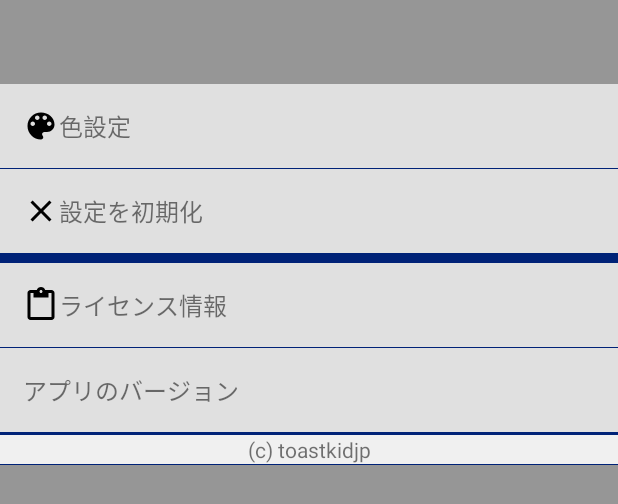
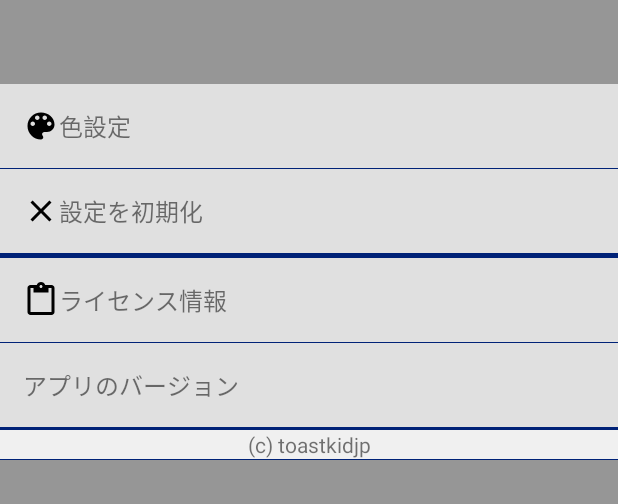
Before and after one commit to toastkidjp/WifiSwitcher, an Android app: the layout activity_settings.xml on its own in the app's theme, with its tools: preview values and no code run, on a phone screen of 412 x 824 dp. Shown: the top 504 px of the screen. Run offline under Robolectric (Android 15) with nearby library versions, the phone set to English and light mode, and no system bars.

Commit message:
Modify AD.

```diff
--- a/app/build.gradle
+++ b/app/build.gradle
@@ -7,7 +7,7 @@
 
     byte verMajor  = 1;
     byte verMiddle = 0;
-    byte verMinor  = 0;
+    byte verMinor  = 1;
 
     defaultConfig {
         applicationId "jp.toastkid.wifi_switcher"
--- a/app/src/main/res/layout/activity_settings.xml
+++ b/app/src/main/res/layout/activity_settings.xml
@@ -1,5 +1,5 @@
 <?xml version="1.0" encoding="utf-8"?>
-<LinearLayout
+<FrameLayout
     android:id="@+id/settings_background"
     xmlns:android="http://schemas.android.com/apk/res/android"
     xmlns:ads="http://schemas.android.com/apk/res-auto"
@@ -7,6 +7,11 @@
     android:layout_width="match_parent"
     android:layout_height="match_parent"
     android:background="@color/darkgray_scale"
+    >
+    <LinearLayout
+        android:orientation="vertical"
+        android:layout_width="match_parent"
+        android:layout_height="wrap_content"
         >
         <android.support.v7.widget.Toolbar
             android:id="@+id/settings_toolbar"
@@ -47,53 +52,6 @@
             android:textSize="16sp"
             android:background="@drawable/ripple_soft"
             />
-
-    <include layout="@layout/primary_dark_divider"
-        android:layout_width="match_parent" android:layout_height="3dp" />
-
-    <LinearLayout
-        android:orientation="horizontal"
-        android:layout_width="match_parent"
-        android:layout_height="wrap_content"
-        >
-        <LinearLayout
-            android:orientation="vertical"
-            android:layout_width="wrap_content"
-            android:layout_height="match_parent"
-            android:background="@color/soft_background"
-            >
-            <TextView
-                android:layout_width="40dp"
-                android:layout_height="0dp"
-                android:layout_weight="1"
-                android:paddingLeft="@dimen/settings_item_left_margin"
-                android:maxLines="1"
-                android:background="@color/soft_background"
-                android:gravity="center_vertical"
-                android:text="@string/title_advertisement_1"
-                android:textSize="16sp"
-                />
-            <TextView
-                android:layout_width="40dp"
-                android:layout_height="0dp"
-                android:layout_weight="1"
-                android:paddingLeft="@dimen/settings_item_left_margin"
-                android:maxLines="1"
-                android:gravity="center_vertical"
-                android:text="@string/title_advertisement_2"
-                android:textSize="16sp"
-                />
-        </LinearLayout>
-        <com.google.android.gms.ads.AdView
-            android:id="@+id/ad"
-            android:layout_width="match_parent"
-            android:layout_height="wrap_content"
-            android:layout_centerHorizontal="true"
-            android:layout_alignParentBottom="true"
-            ads:adSize="BANNER"
-            ads:adUnitId="@string/production_banner_unit_id"
-            />
-    </LinearLayout>
 
         <include layout="@layout/primary_dark_divider"
             android:layout_width="match_parent" android:layout_height="3dp" />
@@ -149,5 +107,55 @@
             />
 
         <include layout="@layout/primary_dark_divider" />
+    </LinearLayout>
 
+    <FrameLayout
+        android:layout_width="match_parent"
+        android:layout_height="wrap_content"
+        android:layout_gravity="bottom"
+        >
+        <LinearLayout
+            android:orientation="horizontal"
+            android:layout_width="match_parent"
+            android:layout_height="wrap_content"
+            >
+            <LinearLayout
+                android:orientation="vertical"
+                android:layout_width="wrap_content"
+                android:layout_height="match_parent"
+                android:background="@color/soft_background"
+                >
+                <TextView
+                    android:layout_width="40dp"
+                    android:layout_height="0dp"
+                    android:layout_weight="1"
+                    android:paddingLeft="@dimen/settings_item_left_margin"
+                    android:maxLines="1"
+                    android:background="@color/soft_background"
+                    android:gravity="center_vertical"
+                    android:text="@string/title_advertisement_1"
+                    android:textSize="16sp"
+                    />
+                <TextView
+                    android:layout_width="40dp"
+                    android:layout_height="0dp"
+                    android:layout_weight="1"
+                    android:paddingLeft="@dimen/settings_item_left_margin"
+                    android:maxLines="1"
+                    android:gravity="center_vertical"
+                    android:text="@string/title_advertisement_2"
+                    android:textSize="16sp"
+                    />
             </LinearLayout>
+            <com.google.android.gms.ads.AdView
+                android:id="@+id/ad"
+                android:layout_width="match_parent"
+                android:layout_height="wrap_content"
+                android:layout_centerHorizontal="true"
+                android:layout_alignParentBottom="true"
+                ads:adSize="BANNER"
+                ads:adUnitId="@string/production_banner_unit_id"
+                />
+        </LinearLayout>
+    </FrameLayout>
+</FrameLayout>
```
Lines whose indentation alone changed are shown as unchanged.
